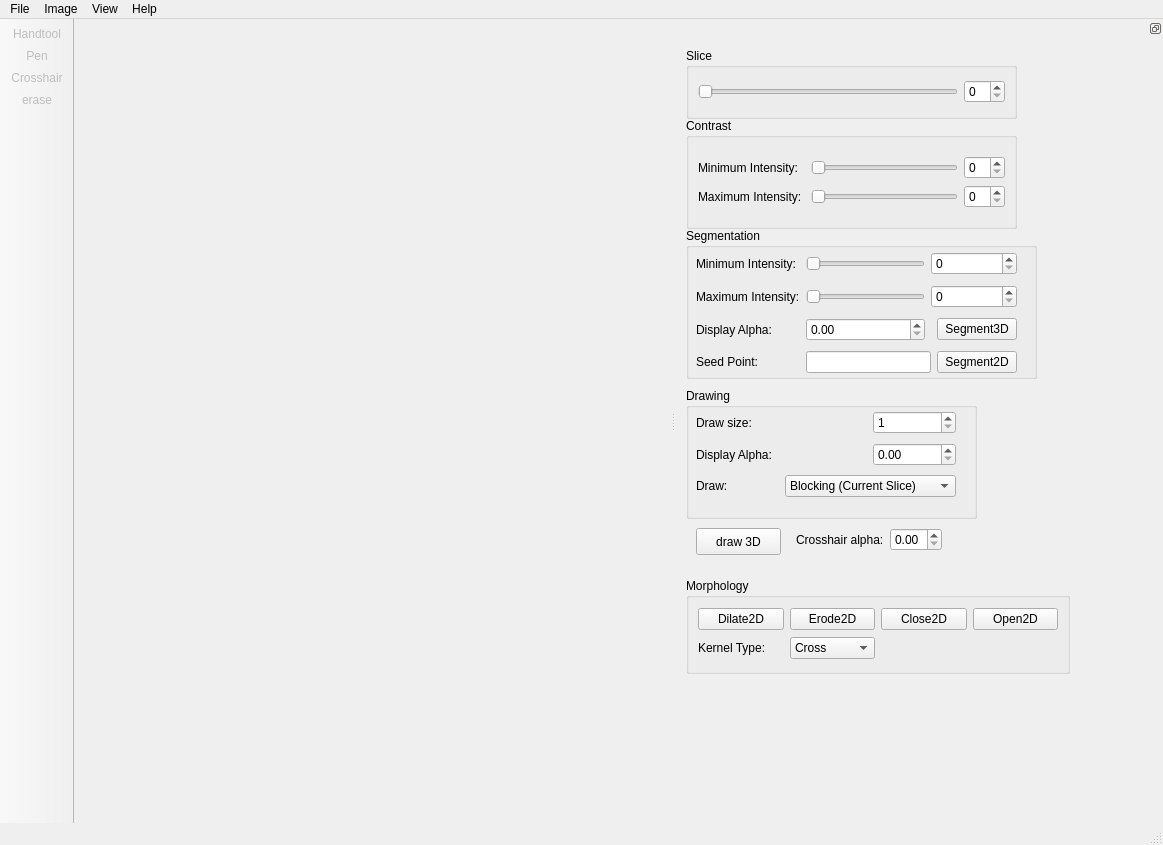
delcypher/simi-qt, file src/mainwindow.ui: the form before one commit.
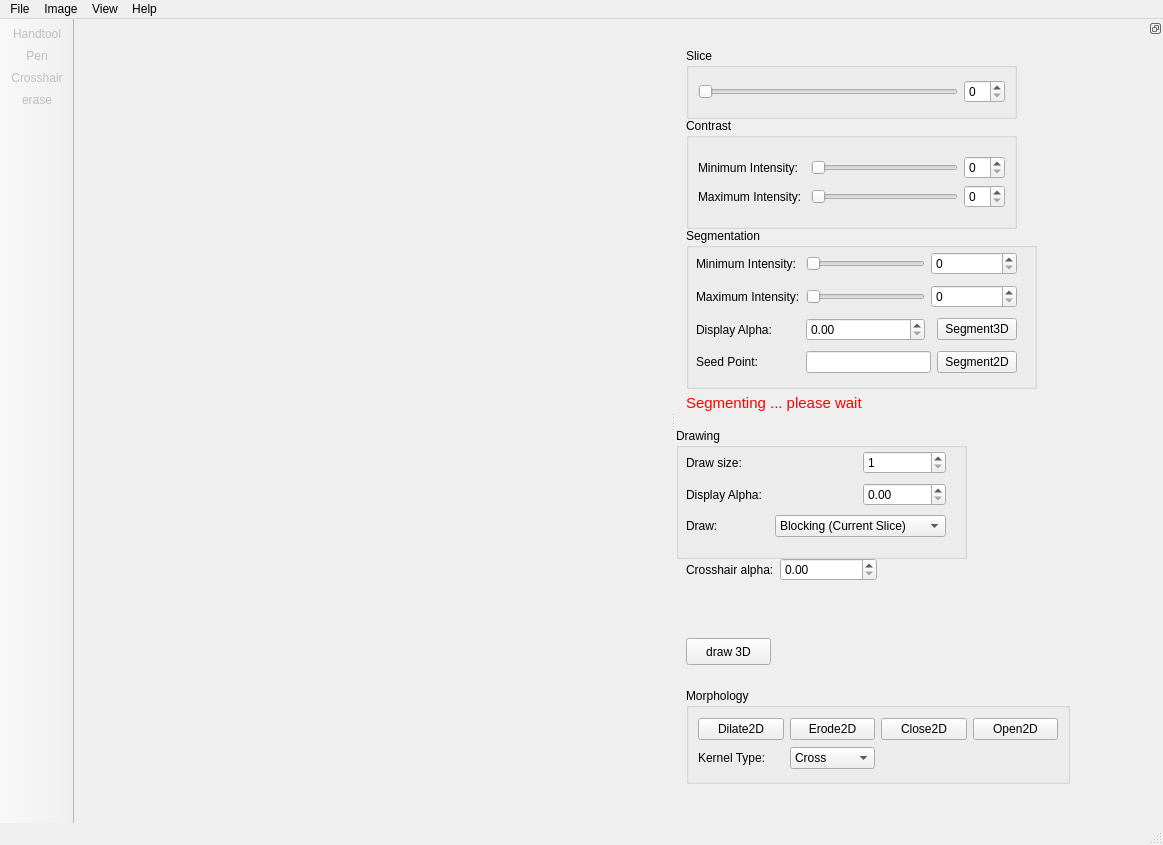
The form after the commit. Icons and pictures are not drawn. Custom widgets are drawn as their Qt base class.

Commit message: Added segmentation label (no functionality atm)

What changed in the file:
```diff
--- a/src/mainwindow.ui
+++ b/src/mainwindow.ui
@@ -41,7 +41,7 @@
      <x>0</x>
      <y>0</y>
      <width>1163</width>
-     <height>19</height>
+     <height>25</height>
     </rect>
    </property>
    <widget class="QMenu" name="menuFile">
@@ -217,8 +217,8 @@
     <widget class="QGroupBox" name="groupBox">
      <property name="geometry">
       <rect>
-       <x>10</x>
-       <y>350</y>
+       <x>0</x>
+       <y>390</y>
        <width>291</width>
        <height>131</height>
       </rect>
@@ -308,7 +308,7 @@
        <x>10</x>
        <y>190</y>
        <width>351</width>
-       <height>151</height>
+       <height>161</height>
       </rect>
      </property>
      <property name="title">
@@ -409,8 +409,8 @@
     <widget class="QPushButton" name="do3Drender">
      <property name="geometry">
       <rect>
-       <x>20</x>
-       <y>490</y>
+       <x>10</x>
+       <y>600</y>
        <width>85</width>
        <height>27</height>
       </rect>
@@ -423,7 +423,7 @@
      <property name="geometry">
       <rect>
        <x>10</x>
-       <y>540</y>
+       <y>650</y>
        <width>384</width>
        <height>96</height>
       </rect>
@@ -486,20 +486,16 @@
     <widget class="QWidget" name="layoutWidget">
      <property name="geometry">
       <rect>
-       <x>120</x>
-       <y>490</y>
-       <width>146</width>
-       <height>26</height>
+       <x>10</x>
+       <y>520</y>
+       <width>191</width>
+       <height>31</height>
       </rect>
      </property>
      <layout class="QFormLayout" name="formLayout">
-      <item row="0" column="0">
-       <widget class="QLabel" name="label_5">
-        <property name="text">
-         <string>Crosshair alpha:</string>
-        </property>
-       </widget>
-      </item>
+      <property name="fieldGrowthPolicy">
+       <enum>QFormLayout::AllNonFixedFieldsGrow</enum>
+      </property>
       <item row="0" column="1">
        <widget class="QDoubleSpinBox" name="crosshairAlphadoubleSpinBox">
         <property name="maximum">
@@ -510,8 +506,35 @@
         </property>
        </widget>
       </item>
+      <item row="0" column="0">
+       <widget class="QLabel" name="label_5">
+        <property name="text">
+         <string>Crosshair alpha:</string>
+        </property>
+       </widget>
+      </item>
      </layout>
     </widget>
+    <widget class="QLabel" name="segmentationLabel">
+     <property name="geometry">
+      <rect>
+       <x>10</x>
+       <y>350</y>
+       <width>201</width>
+       <height>31</height>
+      </rect>
+     </property>
+     <property name="text">
+      <string>&lt;!DOCTYPE HTML PUBLIC &quot;-//W3C//DTD HTML 4.0//EN&quot; &quot;http://www.w3.org/TR/REC-html40/strict.dtd&quot;&gt;
+&lt;html&gt;&lt;head&gt;&lt;meta name=&quot;qrichtext&quot; content=&quot;1&quot; /&gt;&lt;style type=&quot;text/css&quot;&gt;
+p, li { white-space: pre-wrap; }
+&lt;/style&gt;&lt;/head&gt;&lt;body style=&quot; font-family:'Ubuntu'; font-size:11pt; font-weight:400; font-style:normal;&quot;&gt;
+&lt;p style=&quot; margin-top:0px; margin-bottom:0px; margin-left:0px; margin-right:0px; -qt-block-indent:0; text-indent:0px;&quot;&gt;&lt;span style=&quot; color:#ff0000;&quot;&gt;Segmenting ... please wait&lt;/span&gt;&lt;/p&gt;&lt;/body&gt;&lt;/html&gt;</string>
+     </property>
+     <property name="textFormat">
+      <enum>Qt::RichText</enum>
+     </property>
+    </widget>
    </widget>
   </widget>
   <action name="actionOpen_Image">
```
